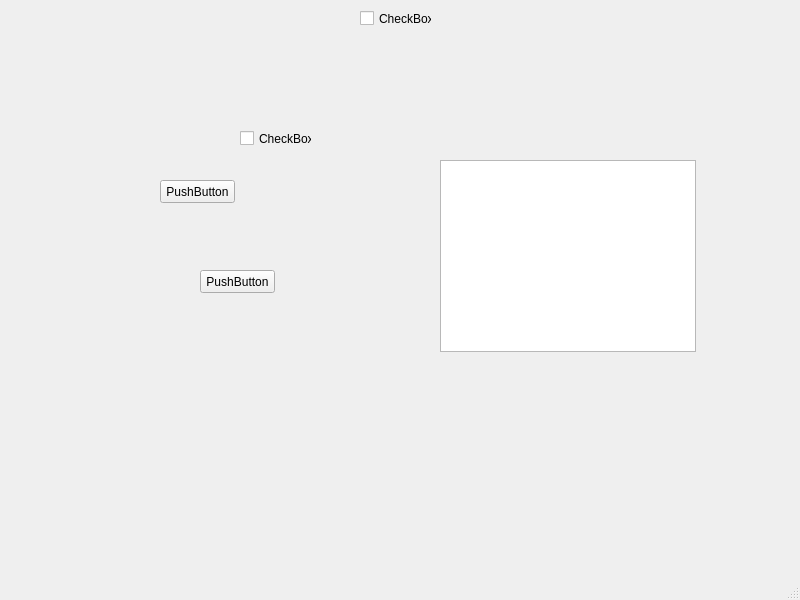
Before: the Qt Designer form myfirstgui.ui in linqiang69672187/kaitepython, drawn with Qt 5.
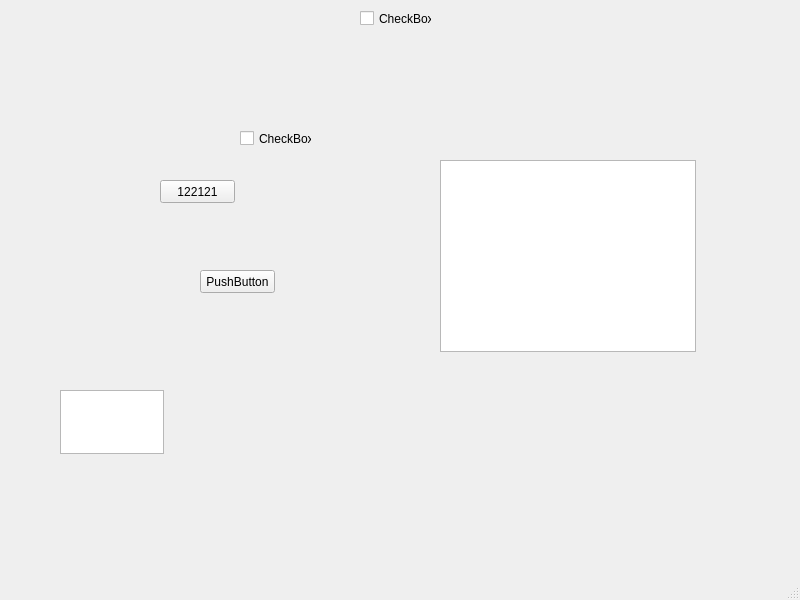
After: the same form once the commit is applied.

Diff of the .ui file:
```diff
--- a/myfirstgui.ui
+++ b/myfirstgui.ui
@@ -24,7 +24,7 @@
      </rect>
     </property>
     <property name="text">
-     <string>PushButton</string>
+     <string>122121</string>
     </property>
    </widget>
    <widget class="QPushButton" name="pushButton_2">
@@ -76,6 +76,16 @@
      <string>CheckBox</string>
     </property>
    </widget>
+   <widget class="QTextEdit" name="textEdit">
+    <property name="geometry">
+     <rect>
+      <x>60</x>
+      <y>390</y>
+      <width>104</width>
+      <height>64</height>
+     </rect>
+    </property>
+   </widget>
   </widget>
   <widget class="QMenuBar" name="menubar">
    <property name="geometry">
```
